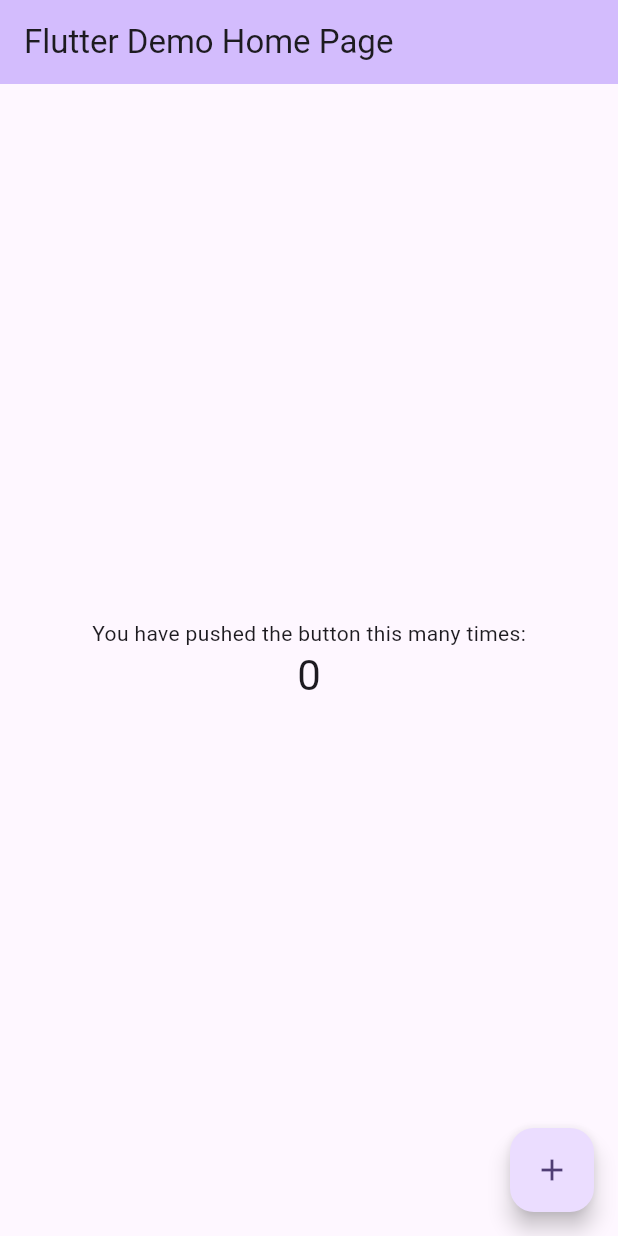
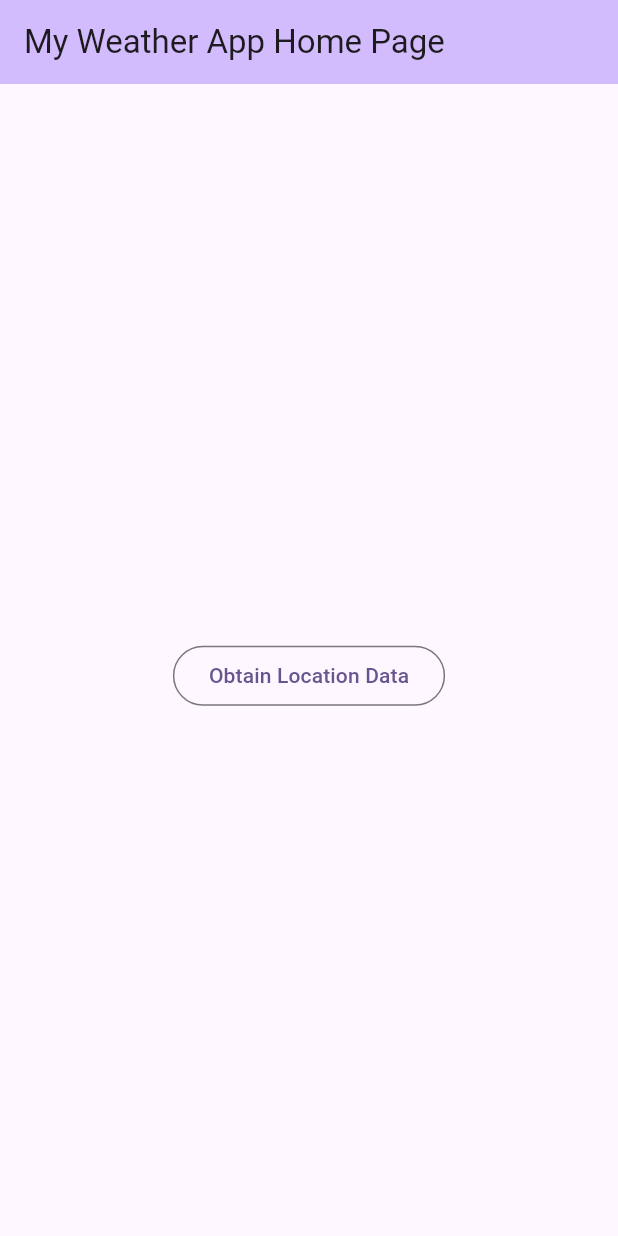
Before and after one commit to ssarmiento2001/my-weather-app, a Flutter app: the screen it shows after launch, on a phone screen of 412 x 824 dp. Run offline on Flutter 3.47's test engine with Material 3 defaults, Android fonts, the phone set to English and light mode, and no system bars; our stand-ins replace location.

Commit message:
Getting Location Data Functionality added

```diff
--- a/my_weather_app_flutter/lib/main.dart
+++ b/my_weather_app_flutter/lib/main.dart
@@ -2,53 +2,27 @@ import 'package:flutter/material.dart';
 import 'package:my_weather_app_flutter/services/location_service.dart';
 
 void main() {
-  runApp(const MyApp());
+  runApp(const App());
 }
 
-class MyApp extends StatelessWidget {
-  const MyApp({super.key});
+class App extends StatelessWidget {
+  const App({super.key});
 
-  // This widget is the root of your application.
   @override
   Widget build(BuildContext context) {
     return MaterialApp(
-      title: 'Flutter Demo',
+      title: 'My Weather App',
       theme: ThemeData(
-        // This is the theme of your application.
-        //
-        // TRY THIS: Try running your application with "flutter run". You'll see
-        // the application has a purple toolbar. Then, without quitting the app,
-        // try changing the seedColor in the colorScheme below to Colors.green
-        // and then invoke "hot reload" (save your changes or press the "hot
-        // reload" button in a Flutter-supported IDE, or press "r" if you used
-        // the command line to start the app).
-        //
-        // Notice that the counter didn't reset back to zero; the application
-        // state is not lost during the reload. To reset the state, use hot
-        // restart instead.
-        //
-        // This works for code too, not just values: Most code changes can be
-        // tested with just a hot reload.
         colorScheme: ColorScheme.fromSeed(seedColor: Colors.deepPurple),
         useMaterial3: true,
       ),
-      home: const MyHomePage(title: 'Flutter Demo Home Page'),
+      home: const MyHomePage(title: 'My Weather App Home Page'),
     );
   }
 }
 
 class MyHomePage extends StatefulWidget {
   const MyHomePage({super.key, required this.title});
-
-  // This widget is the home page of your application. It is stateful, meaning
-  // that it has a State object (defined below) that contains fields that affect
-  // how it looks.
-
-  // This class is the configuration for the state. It holds the values (in this
-  // case the title) provided by the parent (in this case the App widget) and
-  // used by the build method of the State. Fields in a Widget subclass are
-  // always marked "final".
-
   final String title;
 
   @override
@@ -56,78 +30,53 @@ class MyHomePage extends StatefulWidget {
 }
 
 class _MyHomePageState extends State<MyHomePage> {
-  int _counter = 0;
+  final locationService = LocationService();
+  String message = '';
 
-  Future<void> _incrementCounter() async {
-    final locationService = LocationService();
-    final permission = await locationService.permissionGranted();
+  Future<void> obtainLocationData() async {
     setState(() {
-      // This call to setState tells the Flutter framework that something has
-      // changed in this State, which causes it to rerun the build method below
-      // so that the display can reflect the updated values. If we changed
-      // _counter without calling setState(), then the build method would not be
-      // called again, and so nothing would appear to happen.
-      if (permission) {
-        _counter += 1;
+      message = 'Getting Location Data...';
+    });
+    if (await locationService.serviceEnabled()) {
+      if (await locationService.permissionGranted()) {
+        final data = await locationService.requestLocationData();
+        if (data.$1 != null) {
+          message = 'Error obtaining data: ${data.$1}';
+        } else {
+          message =
+              'latitude = ${data.$2?.latitude} longitude = ${data.$2?.longitude} ';
+        }
       } else {
+        message = 'Permission was not granted, try again';
         locationService.requestPermission();
-        _counter += 2;
       }
-    });
+    } else {
+      message = 'Service was not enabled, try again';
+      locationService.requestService();
+    }
+    setState(() {});
   }
 
   @override
   Widget build(BuildContext context) {
-    // This method is rerun every time setState is called, for instance as done
-    // by the _incrementCounter method above.
-    //
-    // The Flutter framework has been optimized to make rerunning build methods
-    // fast, so that you can just rebuild anything that needs updating rather
-    // than having to individually change instances of widgets.
     return Scaffold(
       appBar: AppBar(
-        // TRY THIS: Try changing the color here to a specific color (to
-        // Colors.amber, perhaps?) and trigger a hot reload to see the AppBar
-        // change color while the other colors stay the same.
         backgroundColor: Theme.of(context).colorScheme.inversePrimary,
-        // Here we take the value from the MyHomePage object that was created by
-        // the App.build method, and use it to set our appbar title.
         title: Text(widget.title),
       ),
       body: Center(
-        // Center is a layout widget. It takes a single child and positions it
-        // in the middle of the parent.
         child: Column(
-          // Column is also a layout widget. It takes a list of children and
-          // arranges them vertically. By default, it sizes itself to fit its
-          // children horizontally, and tries to be as tall as its parent.
-          //
-          // Column has various properties to control how it sizes itself and
-          // how it positions its children. Here we use mainAxisAlignment to
-          // center the children vertically; the main axis here is the vertical
-          // axis because Columns are vertical (the cross axis would be
-          // horizontal).
-          //
-          // TRY THIS: Invoke "debug painting" (choose the "Toggle Debug Paint"
-          // action in the IDE, or press "p" in the console), to see the
-          // wireframe for each widget.
           mainAxisAlignment: MainAxisAlignment.center,
           children: <Widget>[
-            const Text(
-              'You have pushed the button this many times:',
+            Text(
+              message,
             ),
-            Text(
-              '$_counter',
-              style: Theme.of(context).textTheme.headlineMedium,
-            ),
+            OutlinedButton(
+                onPressed: obtainLocationData,
+                child: const Text('Obtain Location Data'))
           ],
         ),
       ),
-      floatingActionButton: FloatingActionButton(
-        onPressed: _incrementCounter,
-        tooltip: 'Increment',
-        child: const Icon(Icons.add),
-      ), // This trailing comma makes auto-formatting nicer for build methods.
     );
   }
 }
--- a/my_weather_app_flutter/lib/services/location_service.dart
+++ b/my_weather_app_flutter/lib/services/location_service.dart
@@ -1,16 +1,25 @@
 import 'package:location/location.dart';
 
 class LocationService {
-  final location = Location();
+  final _location = Location();
 
-  Future<bool> serviceEnabled() async => location.serviceEnabled();
+  Future<bool> serviceEnabled() async => _location.serviceEnabled();
 
-  Future<void> requestService() async => location.requestService();
+  Future<void> requestService() async => _location.requestService();
 
   Future<bool> permissionGranted() async {
-    final permission = await location.hasPermission();
+    final permission = await _location.hasPermission();
     return permission == PermissionStatus.granted;
   }
 
-  Future<void> requestPermission() async => location.requestPermission();
+  Future<void> requestPermission() async => _location.requestPermission();
+
+  Future<(String?, LocationData?)> requestLocationData() async {
+    try {
+      final result = await _location.getLocation();
+      return (null, result);
+    } catch (e) {
+      return (e.toString(), null);
+    }
+  }
 }
```
Also changed, not shown: 1 other file.
